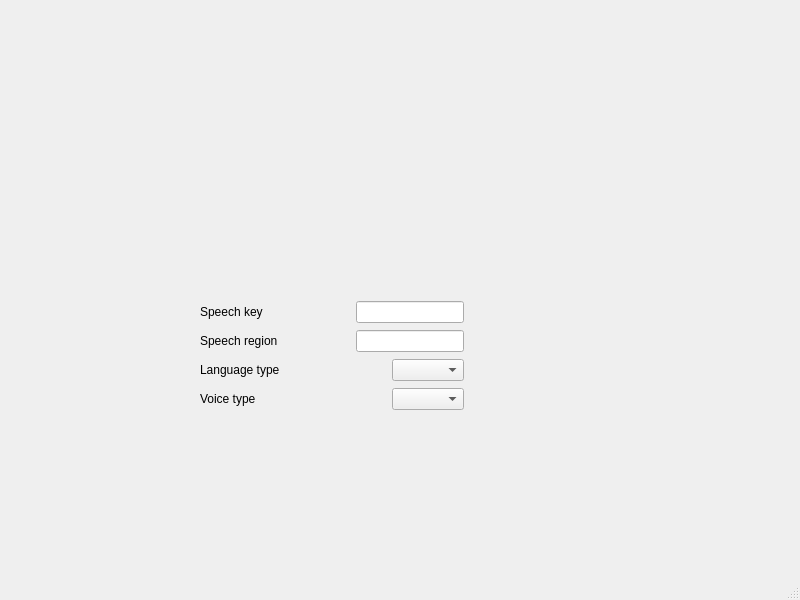
First picture: the form in SetWidget.ui, repository xujialiu/text-to-speech-app, before the edit.
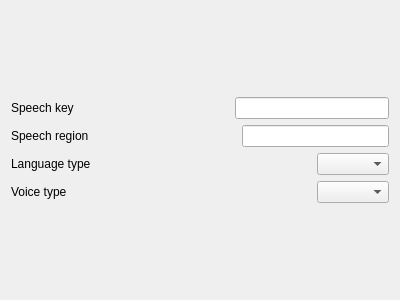
Second picture: the form after the edit.

Diff of the .ui file:
```diff
--- a/SetWidget.ui
+++ b/SetWidget.ui
@@ -1,28 +1,20 @@
 <?xml version="1.0" encoding="UTF-8"?>
 <ui version="4.0">
- <class>MainWindow</class>
- <widget class="QMainWindow" name="MainWindow">
+ <class>Form</class>
+ <widget class="QWidget" name="Form">
   <property name="geometry">
    <rect>
     <x>0</x>
     <y>0</y>
-    <width>800</width>
-    <height>600</height>
+    <width>400</width>
+    <height>300</height>
    </rect>
   </property>
   <property name="windowTitle">
    <string>MainWindow</string>
   </property>
-  <widget class="QWidget" name="centralwidget">
-   <widget class="QWidget" name="">
-    <property name="geometry">
-     <rect>
-      <x>200</x>
-      <y>300</y>
-      <width>264</width>
-      <height>112</height>
-     </rect>
-    </property>
+  <layout class="QVBoxLayout" name="verticalLayout_2">
+   <item>
     <layout class="QVBoxLayout" name="verticalLayout">
      <item>
       <layout class="QHBoxLayout" name="horizontalLayout">
@@ -133,19 +125,8 @@
       </layout>
      </item>
     </layout>
-   </widget>
-  </widget>
-  <widget class="QMenuBar" name="menubar">
-   <property name="geometry">
-    <rect>
-     <x>0</x>
-     <y>0</y>
-     <width>800</width>
-     <height>22</height>
-    </rect>
-   </property>
-  </widget>
-  <widget class="QStatusBar" name="statusbar"/>
+   </item>
+  </layout>
  </widget>
  <resources/>
  <connections/>
```
Left out of the diff: 2 changed lines with no effect on the pictures.
